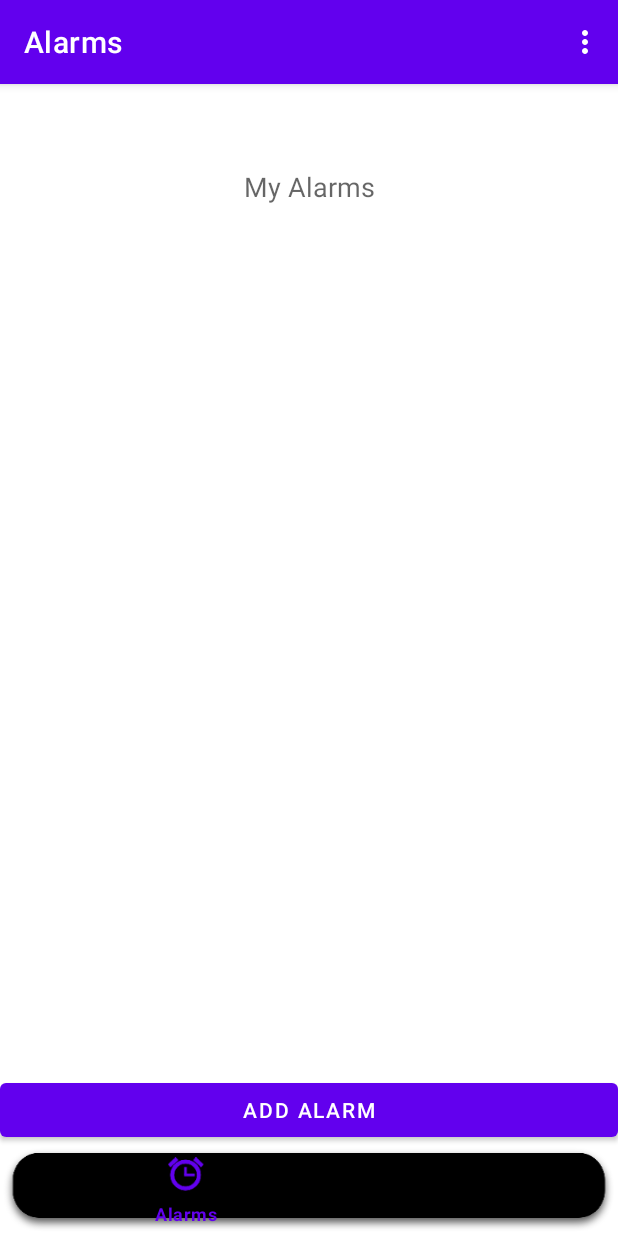
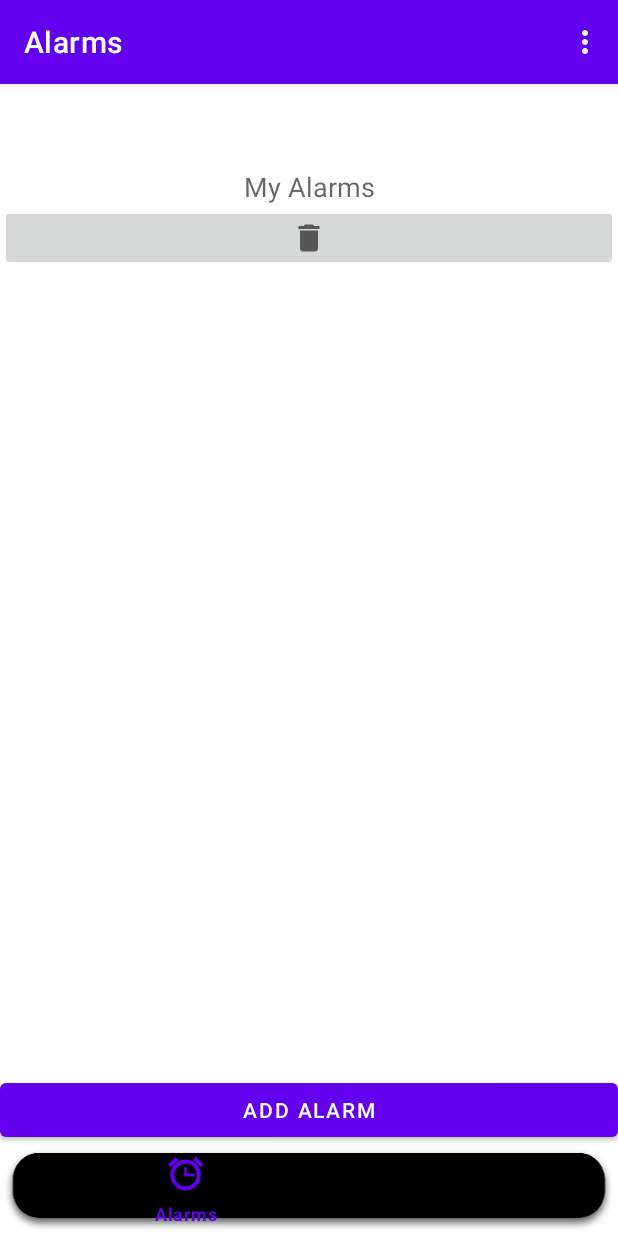
Before and after one commit to giacomoflisi/oops, an Android app: the AlarmsFragment screen opened through its navigation route, on a phone screen of 412 x 824 dp. Run offline under Robolectric (Android 15) with nearby library versions, the phone set to English and light mode, and no system bars; our stand-ins replace Room's generated code, navigation-ui.

Commit message:
Added button to delete all alarms.

```diff
--- a/WakeApp/app/src/main/java/com/example/wakeapp/ui/alarms/AlarmsFragment.java
+++ b/WakeApp/app/src/main/java/com/example/wakeapp/ui/alarms/AlarmsFragment.java
@@ -39,7 +39,7 @@ public class AlarmsFragment extends Fragment implements OnToggleAlarmListener{
     private AlarmsViewModel alarmsViewModel;
     private RecyclerView alarmsRecyclerView;
     private Button addAlarm;
-    private Button deleteAlarm;
+    private ImageButton deleteAllAlarms;
     private FragmentAlarmsBinding binding;
     private AlarmRepository alarmRepository;
 
@@ -101,6 +101,20 @@ public class AlarmsFragment extends Fragment implements OnToggleAlarmListener{
             }
         });
 
+        //----------------deleteAllAlarms button--------------------------
+        deleteAllAlarms = view.findViewById(R.id.deleteAllAlarmsButton);
+        deleteAllAlarms.setOnClickListener(new View.OnClickListener() {
+            @Override
+            public void onClick(View view) {
+                for(int i=0;i<alarmRecyclerViewAdapter.getItemCount();i++){
+                    Alarm alarm = alarmRecyclerViewAdapter.getAlarmAtPosition(i);
+                    alarm.cancelAlarm(getContext());
+                }
+                alarmsViewModel.deleteAllAlarms();
+                alarmRecyclerViewAdapter.notifyItemRangeRemoved(0,alarmRecyclerViewAdapter.getItemCount());
+            }
+        });
+
         // --------------------Initialization of the swipe gesture to delete an alarm------------------------------
         ItemTouchHelper itemTouchHelperCallback = new ItemTouchHelper(new ItemTouchHelper.SimpleCallback(0,
                 ItemTouchHelper.RIGHT | ItemTouchHelper.LEFT) {
--- a/WakeApp/app/src/main/java/com/example/wakeapp/ui/alarms/AlarmsViewModel.java
+++ b/WakeApp/app/src/main/java/com/example/wakeapp/ui/alarms/AlarmsViewModel.java
@@ -28,6 +28,8 @@ public class AlarmsViewModel extends AndroidViewModel {
         alarmRepository.delete(alarm);
     }
 
+    public void deleteAllAlarms () { alarmRepository.deleteAll();}
+
     public LiveData<List<Alarm>> getAlarmsLiveData() {
         return alarmsLiveData;
     }
--- a/WakeApp/app/src/main/res/layout/fragment_alarms.xml
+++ b/WakeApp/app/src/main/res/layout/fragment_alarms.xml
@@ -23,6 +23,10 @@
                     android:textAlignment="center"
                     android:textAppearance="@style/TextAppearance.AppCompat.Medium"
             />
+            <ImageButton
+                    android:layout_width="match_parent"
+                    android:layout_height="wrap_content" app:srcCompat="@drawable/ic_baseline_delete_24"
+                    android:id="@+id/deleteAllAlarmsButton"/>
             <androidx.recyclerview.widget.RecyclerView
                     android:id="@+id/fragment_listalarms_recylerView"
                     android:layout_width="match_parent"
```
Also changed, not shown: WakeApp/app/src/main/java/com/example/wakeapp/ui/alarms/AlarmRepository.java (+7 -0 lines).
